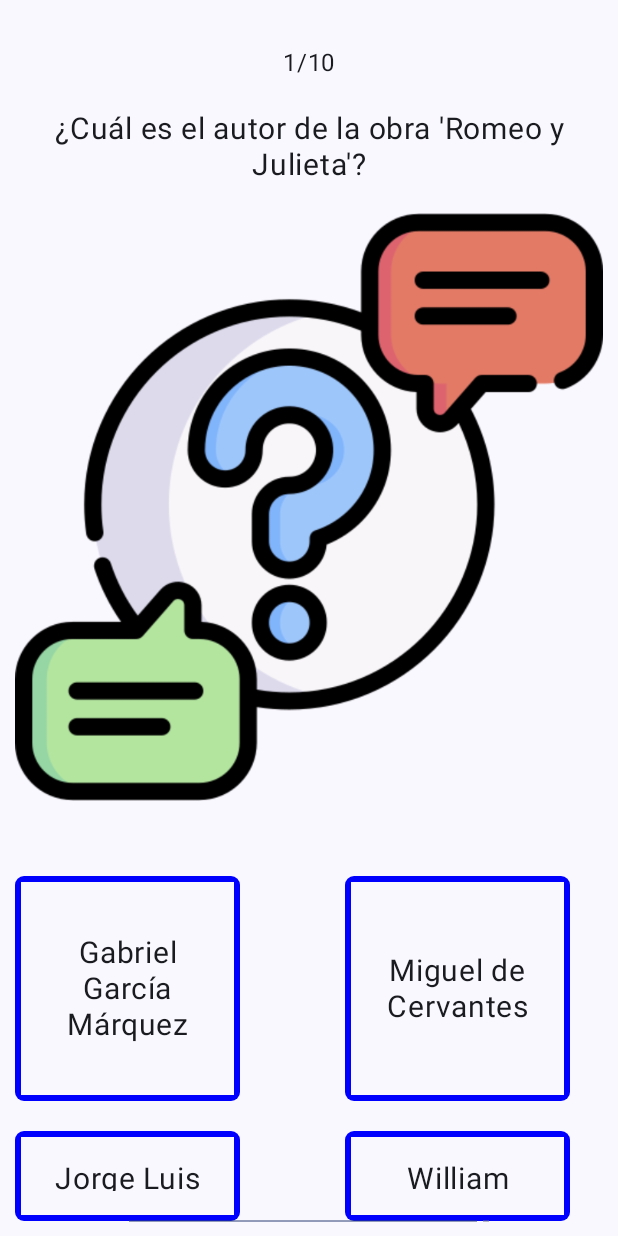
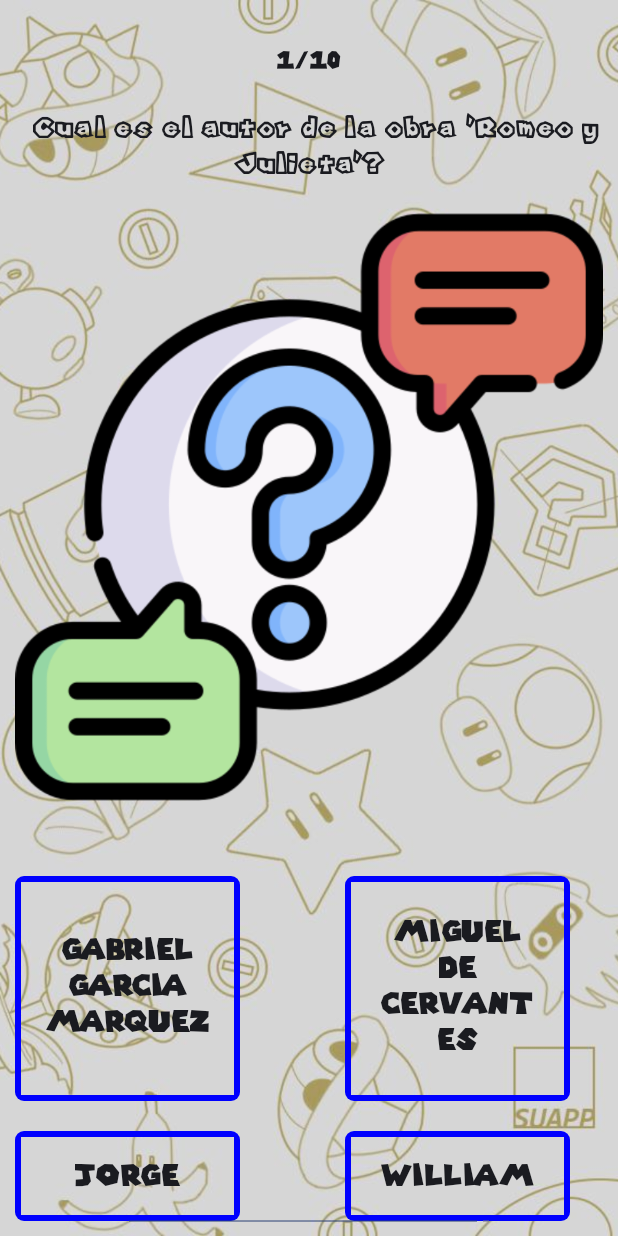
Before and after one commit to ArnauCasasResa/TrivialGod, an Android app built with Jetpack Compose: the GameScreen screen opened through its navigation route, on a phone screen of 412 x 824 dp. Run offline under Robolectric (Android 15) with nearby library versions, the phone set to English and light mode, and no system bars.

Commit message:
game done TODO:girar pantalla

```diff
--- a/app/src/main/java/com/example/ahorcado/Ajustes.kt
+++ b/app/src/main/java/com/example/ahorcado/Ajustes.kt
@@ -41,7 +41,10 @@ fun SettingsScreen(navController: NavController, myViewModel: GameViewModel){
         Spacer(modifier = Modifier.height(60.dp))
         Box(modifier =Modifier.height(50.dp)){
             Row {
-                Text(text = "Difficulty", fontSize = 20.sp, modifier = Modifier.padding(7.dp) )
+                Text(text = "Difficulty", fontSize = 20.sp,
+                    modifier = Modifier.padding(7.dp),
+                    fontFamily = mario )
+                Box(){
                     OutlinedTextField(
                         value = myViewModel.dificultad,
                         onValueChange = { myViewModel.modificarDificultad(it) },
@@ -68,10 +71,12 @@ fun SettingsScreen(navController: NavController, myViewModel: GameViewModel){
                     }
                 }
             }
+        }
         Spacer(modifier = Modifier.height(80.dp))
         Box(modifier =Modifier.height(29.dp)){
             Row {
-                Text(text = "Rounds",fontSize = 20.sp)
+                Text(text = "Rounds",fontSize = 20.sp,
+                    fontFamily = mario)
                 RadioButton(selected = myViewModel.statusUno, onClick = { myViewModel.modificarRondas(5)
                     myViewModel.modificarOpcionUno() })
                 Text(text = "5",fontSize = 20.sp)
@@ -86,7 +91,8 @@ fun SettingsScreen(navController: NavController, myViewModel: GameViewModel){
         Spacer(modifier = Modifier.height(80.dp))
         Box(){
             Row {
-                Text(text = "Time per\n  round",fontSize = 20.sp)
+                Text(text = "Time per\n  round",fontSize = 20.sp,
+                    fontFamily = mario)
                 Column {
                     Slider(
                         value = myViewModel.duracion,
@@ -105,7 +111,8 @@ fun SettingsScreen(navController: NavController, myViewModel: GameViewModel){
             val on =if(myViewModel.darkmode)"ON"
                 else "OFF"
             Row {
-                Text(text = "Dark mode ",fontSize = 20.sp)
+                Text(text = "Dark mode ",fontSize = 20.sp,
+                    fontFamily = mario)
                 Switch(checked = myViewModel.darkmode, onCheckedChange = {
                     if (!myViewModel.darkmode) {
                         myViewModel.switchDark(true)
@@ -113,7 +120,8 @@ fun SettingsScreen(navController: NavController, myViewModel: GameViewModel){
                         myViewModel.switchDark(false)
                     }
                 })
-                Text(text =" $on" ,fontSize = 20.sp)
+                Text(text =" $on" ,fontSize = 20.sp,
+                    fontFamily = mario)
             }
         }
         Spacer(modifier = Modifier.height(200.dp))
--- a/app/src/main/java/com/example/ahorcado/End.kt
+++ b/app/src/main/java/com/example/ahorcado/End.kt
@@ -53,7 +53,8 @@ fun EndScreen(navController: NavController, myViewModel: GameViewModel){
             Text(
                 text = "Your Score",
                 fontSize = 30.sp,
-                modifier = Modifier.align(Alignment.Center)
+                modifier = Modifier.align(Alignment.Center),
+                fontFamily = marioTitulos
             )
             }
             Box(modifier = Modifier
@@ -62,7 +63,8 @@ fun EndScreen(navController: NavController, myViewModel: GameViewModel){
                 Text(
                     text = "${myViewModel.puntuacion} pts.",
                     fontSize = 20.sp,
-                    modifier = Modifier.align(Alignment.Center)
+                    modifier = Modifier.align(Alignment.Center),
+                    fontFamily = mario
                 )
             }
             Spacer(modifier = Modifier.height(20.dp))
@@ -83,7 +85,8 @@ fun EndScreen(navController: NavController, myViewModel: GameViewModel){
                 Text(
                     text = "Return to menu",
                     modifier = Modifier.align(Alignment.Center),
-                    color = Color.White
+                    color = Color.White,
+                    fontFamily = mario
                 )
             }
         }
@@ -107,7 +110,8 @@ fun Share(texto:String){
         Text(
             text = "Share",
             modifier = Modifier.align(Alignment.Center),
-            color = Color.White
+            color = Color.White,
+            fontFamily = mario
         )
     }
 }
--- a/app/src/main/java/com/example/ahorcado/Game.kt
+++ b/app/src/main/java/com/example/ahorcado/Game.kt
@@ -76,12 +76,14 @@ fun GameScreen(navController: NavController, myViewModel: GameViewModel){
         .padding(10.dp)
         .fillMaxWidth(),horizontalAlignment = Alignment.CenterHorizontally) {
         Spacer(modifier = Modifier.height(20.dp))
-        Text(text = "$rondaActual/${ myViewModel.rondas }")
+        Text(text = "$rondaActual/${ myViewModel.rondas }",
+            fontFamily = mario)
         Spacer(modifier = Modifier.height(20.dp))
         Box{
             Text(text = preguntaActual.question,
                 fontSize = 20.sp,
-                textAlign = TextAlign.Center)
+                textAlign = TextAlign.Center,
+                fontFamily = marioTitulos)
         }
         Spacer(modifier = Modifier.height(20.dp))
         Image(painter = painterResource(R.drawable.question), contentDescription ="pregunta" )
@@ -120,7 +122,8 @@ fun GameScreen(navController: NavController, myViewModel: GameViewModel){
                 Text(text = respuestaUno,
                     textAlign = TextAlign.Center,
                     modifier = Modifier.align(Alignment.Center),
-                    fontSize = 20.sp)
+                    fontSize = 20.sp,
+                    fontFamily = mario)
 
             }
             Spacer(modifier = Modifier.width(70.dp))
@@ -157,7 +160,8 @@ fun GameScreen(navController: NavController, myViewModel: GameViewModel){
                 Text(text = respuestaDos,
                     textAlign = TextAlign.Center,
                     modifier = Modifier.align(Alignment.Center),
-                    fontSize = 20.sp)
+                    fontSize = 20.sp,
+                    fontFamily = mario)
 
             }
 
@@ -197,7 +201,8 @@ fun GameScreen(navController: NavController, myViewModel: GameViewModel){
                 Text(text = respuestaTres,
                     textAlign = TextAlign.Center,
                     modifier = Modifier.align(Alignment.Center),
-                    fontSize = 20.sp)
+                    fontSize = 20.sp,
+                    fontFamily = mario)
 
             }
             Spacer(modifier = Modifier.width(70.dp))
@@ -234,7 +239,8 @@ fun GameScreen(navController: NavController, myViewModel: GameViewModel){
                 Text(text = respuestaQuatro,
                     textAlign = TextAlign.Center,
                     modifier = Modifier.align(Alignment.Center),
-                    fontSize = 20.sp)
+                    fontSize = 20.sp,
+                    fontFamily = mario)
 
             }
 
@@ -248,7 +254,8 @@ fun GameScreen(navController: NavController, myViewModel: GameViewModel){
             }
         }
         Column(Modifier.fillMaxWidth() , horizontalAlignment= Alignment.CenterHorizontally){
-            Text(text = "Time left: ${tiempo.toInt()}")
+            Text(text = "Time left: ${tiempo.toInt()}",
+                fontFamily = mario)
             LinearProgressIndicator(progress = tiempo/myViewModel.duracion)
         }
         if (tiempo==0f){
--- a/app/src/main/java/com/example/ahorcado/MainActivity.kt
+++ b/app/src/main/java/com/example/ahorcado/MainActivity.kt
@@ -6,10 +6,14 @@ import androidx.compose.runtime.Composable
 import androidx.activity.ComponentActivity
 import androidx.activity.compose.setContent
 import androidx.activity.viewModels
+import androidx.compose.foundation.Image
+import androidx.compose.foundation.layout.fillMaxHeight
 import androidx.compose.foundation.layout.fillMaxSize
 import androidx.compose.material3.MaterialTheme
 import androidx.compose.material3.Surface
 import androidx.compose.ui.Modifier
+import androidx.compose.ui.layout.ContentScale
+import androidx.compose.ui.res.painterResource
 import androidx.compose.ui.text.font.Font
 import androidx.compose.ui.text.font.FontFamily
 import androidx.compose.ui.tooling.preview.Preview
@@ -19,17 +23,20 @@ import androidx.navigation.compose.rememberNavController
 import com.example.ahorcado.ui.theme.AhorcadoTheme
 import com.example.ahorcado.viewModel.GameViewModel
 val mario = FontFamily(Font(R.font.mariobros)  )
+val marioTitulos = FontFamily(Font(R.font.mario64)  )
 class MainActivity : ComponentActivity() {
     override fun onCreate(savedInstanceState: Bundle?) {
         super.onCreate(savedInstanceState)
         val myViewModel by viewModels<GameViewModel>()
         setContent {
             AhorcadoTheme(myViewModel.darkmode) {
+
                 // A surface container using the 'background' color from the theme
                 Surface(
                     modifier = Modifier.fillMaxSize(),
                     color = MaterialTheme.colorScheme.background
                 ) {
+                    Image(painter = painterResource(myViewModel.fondo), contentDescription = "fondo",contentScale = ContentScale.FillHeight)
                     val navigationController = rememberNavController()
                     NavHost(
                         navController = navigationController,
--- a/app/src/main/java/com/example/ahorcado/Menu.kt
+++ b/app/src/main/java/com/example/ahorcado/Menu.kt
@@ -54,7 +54,7 @@ fun MenuScreen(navController: NavController){
                 Box(modifier = Modifier
                     .height(80.dp)) {
                     Text(text = titulo[i].toString(),
-                        fontFamily = mario,
+                        fontFamily = marioTitulos,
                         fontSize = 50.sp,
                         color = colorsTrivial[i])
                 }
@@ -69,7 +69,8 @@ fun MenuScreen(navController: NavController){
                 .clickable { navController.navigate(Routes.GameScreen.route) }) {
                 Text(text = "Play",
                     modifier = Modifier.align(Alignment.Center),
-                    color = Color.White)
+                    color = Color.White,
+                    fontFamily = mario)
             }
             Box(modifier = Modifier
                 .height(15.dp)) {
@@ -83,7 +84,8 @@ fun MenuScreen(navController: NavController){
                 }) {
                 Text(text = "Settings",
                     modifier = Modifier.align(Alignment.Center),
-                    color = Color.White)
+                    color = Color.White,
+                    fontFamily = mario)
             }
         }
 
--- a/app/src/main/java/com/example/ahorcado/viewModel/GameViewModel.kt
+++ b/app/src/main/java/com/example/ahorcado/viewModel/GameViewModel.kt
@@ -10,6 +10,7 @@ import androidx.compose.runtime.remember
 import androidx.compose.runtime.setValue
 import androidx.lifecycle.ViewModel
 import com.example.ahorcado.Class.Preguntas
+import com.example.ahorcado.R
 
 @SuppressLint("MutableCollectionMutableState")
 class GameViewModel:ViewModel() {
@@ -30,85 +31,86 @@ class GameViewModel:ViewModel() {
         private set
     var darkmode by  mutableStateOf(false)
         private set
+    var fondo =if (!darkmode){ R.drawable.blanco }else R.drawable.negro
     var preguntasFaciles by mutableStateOf(
         mutableListOf(
             Preguntas.quiz(
-                "¿Cuál es la capital de Francia?",
-                mutableListOf("Madrid", "Roma", "París", "Berlín"),
-                "París",
-
+                "¿Cual es la capital de Francia?",
+                mutableListOf("Madrid", "Roma", "Paris", "Berlin"),
+                "Paris"
             ),
             Preguntas.quiz(
-                "¿Quién escribió el libro 'Don Quijote de la Mancha'?",
-                mutableListOf("Miguel de Cervantes", "Gabriel García Márquez", "William Shakespeare", "Leo Tolstoy"),
+                "¿Quien escribio el libro 'Don Quijote de la Mancha'?",
+                mutableListOf("Miguel de Cervantes", "Gabriel Garcia Marquez", "William Shakespeare", "Leo Tolstoy"),
                 "Miguel de Cervantes"
             ),
             Preguntas.quiz(
-                "¿Cuál es el río más largo del mundo?",
-                mutableListOf("Nilo", "Amazonas", "Mississippi", "Yangtsé"),
+                "¿Cual es el rio mas largo del mundo?",
+                mutableListOf("Nilo", "Amazonas", "Mississippi", "Yangtse"),
                 "Amazonas"
             ),
             Preguntas.quiz(
-                "¿Cuál es el color primario?",
+                "¿Cual es el color primario?",
                 mutableListOf("Rojo", "Verde", "Azul", "Amarillo"),
                 "Rojo"
             ),
             Preguntas.quiz(
-                "¿Cuántos días tiene el mes de febrero en un año bisiesto?",
+                "¿Cuantos dias tiene el mes de febrero en un año bisiesto?",
                 mutableListOf("28", "29", "30", "31"),
                 "29"
             ),
             Preguntas.quiz(
-                "¿Cuál es el planeta más cercano al sol?",
-                mutableListOf("Tierra", "Marte", "Mercurio", "Júpiter"),
+                "¿Cual es el planeta mas cercano al sol?",
+                mutableListOf("Tierra", "Marte", "Mercurio", "Jupiter"),
                 "Mercurio"
             ),
             Preguntas.quiz(
-                "¿Cuál es el animal terrestre más grande?",
-                mutableListOf("Elefante", "Jirafa", "Ballena Azul", "Hipopótamo"),
+                "¿Cual es el animal terrestre mas grande?",
+                mutableListOf("Elefante", "Jirafa", "Ballena Azul", "Hipopotamo"),
                 "Elefante"
             ),
             Preguntas.quiz(
-                "¿Cuál es el océano más grande del mundo?",
-                mutableListOf("Océano Atlántico", "Océano Índico", "Océano Pacífico", "Océano Ártico"),
-                "Océano Pacífico"
+                "¿Cual es el oceano mas grande del mundo?",
+                mutableListOf("Oceano Atlantico", "Oceano Indico", "Oceano Pacifico", "Oceano Artico"),
+                "Oceano Pacifico"
             ),
             Preguntas.quiz(
-                "¿Cuál es el resultado de sumar 2 + 2?",
+                "¿Cual es el resultado de sumar 2 + 2?",
                 mutableListOf("3", "4", "5", "6"),
                 "4"
             ),
             Preguntas.quiz(
-                "¿Cuál es el idioma más hablado del mundo?",
-                mutableListOf("Inglés", "Chino mandarín", "Español", "Hindi"),
-                "Inglés"
+                "¿Cual es el idioma mas hablado del mundo?",
+                mutableListOf("Ingles", "Chino mandarin", "Espanol", "Hindi"),
+                "Ingles"
             ),
             Preguntas.quiz(
-                "¿En qué continente se encuentra Egipto?",
-                mutableListOf("Europa", "Asia", "África", "Oceanía"),
-                "África"
+                "¿En que continente se encuentra Egipto?",
+                mutableListOf("Europa", "Asia", "Africa", "Oceania"),
+                "Africa"
             ),
             Preguntas.quiz(
-                "¿Cuál es el símbolo químico del oro?",
+                "¿Cual es el simbolo quimico del oro?",
                 mutableListOf("Au", "Ag", "Fe", "Cu"),
                 "Au"
             ),
             Preguntas.quiz(
-                "¿Cuál es el país más grande del mundo en términos de superficie?",
-                mutableListOf("Rusia", "China", "Estados Unidos", "Canadá"),
+                "¿Cual es el pais mas grande del mundo en terminos de superficie?",
+                mutableListOf("Rusia", "China", "Estados Unidos", "Canada"),
                 "Rusia"
             ),
             Preguntas.quiz(
-                "¿Cuál es el número atómico del oxígeno?",
+                "¿Cual es el numero atomico del oxigeno?",
                 mutableListOf("6", "7", "8", "9"),
                 "8"
             ),
             Preguntas.quiz(
-                "¿Cuál es el autor de la obra 'Romeo y Julieta'?",
-                mutableListOf("William Shakespeare", "Jorge Luis Borges", "Gabriel García Márquez", "Miguel de Cervantes"),
+                "¿Cual es el autor de la obra 'Romeo y Julieta'?",
+                mutableListOf("William Shakespeare", "Jorge Luis Borges", "Gabriel Garcia Marquez", "Miguel de Cervantes"),
                 "William Shakespeare"
             )
         )
+
     )
         private set
     var preguntasNormales by mutableStateOf(mutableListOf(
@@ -292,5 +294,6 @@ class GameViewModel:ViewModel() {
     }
     fun switchDark(valor:Boolean){
         darkmode=valor
+        fondo =if (!darkmode){ R.drawable.blanco }else R.drawable.negro
     }
 }
```
Also changed, not shown: app/src/main/res/drawable/blanco.jpg (added), app/src/main/res/drawable/negro.jpg (added), app/src/main/res/font/mario64.ttf (added). Lines whose indentation alone changed are shown as unchanged.
